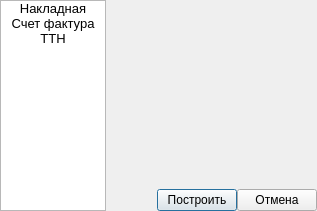
Old version of the form ui/order_doc_list.ui in the repository Meller008/CRM-Avi.
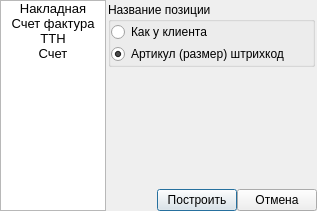
New version of the form. The open tabs and pages were chosen to show the change.

The edit to the form file:
```diff
--- a/ui/order_doc_list.ui
+++ b/ui/order_doc_list.ui
@@ -7,7 +7,7 @@
     <x>0</x>
     <y>0</y>
     <width>317</width>
-    <height>182</height>
+    <height>193</height>
    </rect>
   </property>
   <property name="windowTitle">
@@ -432,6 +432,88 @@
        </item>
       </layout>
      </widget>
+     <widget class="QWidget" name="page_5">
+      <layout class="QGridLayout" name="gridLayout_12">
+       <property name="leftMargin">
+        <number>2</number>
+       </property>
+       <property name="topMargin">
+        <number>2</number>
+       </property>
+       <property name="rightMargin">
+        <number>2</number>
+       </property>
+       <property name="bottomMargin">
+        <number>2</number>
+       </property>
+       <property name="horizontalSpacing">
+        <number>2</number>
+       </property>
+       <property name="verticalSpacing">
+        <number>5</number>
+       </property>
+       <item row="0" column="0">
+        <widget class="QGroupBox" name="groupBox_7">
+         <property name="title">
+          <string>Название позиции</string>
+         </property>
+         <layout class="QGridLayout" name="gridLayout_11">
+          <property name="leftMargin">
+           <number>0</number>
+          </property>
+          <property name="topMargin">
+           <number>0</number>
+          </property>
+          <property name="rightMargin">
+           <number>0</number>
+          </property>
+          <property name="bottomMargin">
+           <number>0</number>
+          </property>
+          <property name="horizontalSpacing">
+           <number>0</number>
+          </property>
+          <property name="verticalSpacing">
+           <number>2</number>
+          </property>
+          <item row="0" column="0">
+           <widget class="QRadioButton" name="rb_score_name_1">
+            <property name="text">
+             <string>Как у клиента</string>
+            </property>
+            <property name="checked">
+             <bool>false</bool>
+            </property>
+           </widget>
+          </item>
+          <item row="1" column="0">
+           <widget class="QRadioButton" name="rb_score_name_2">
+            <property name="text">
+             <string>Артикул (размер) штрихкод</string>
+            </property>
+            <property name="checked">
+             <bool>true</bool>
+            </property>
+           </widget>
+          </item>
+         </layout>
+        </widget>
+       </item>
+       <item row="1" column="0">
+        <spacer name="verticalSpacer_4">
+         <property name="orientation">
+          <enum>Qt::Vertical</enum>
+         </property>
+         <property name="sizeHint" stdset="0">
+          <size>
+           <width>20</width>
+           <height>40</height>
+          </size>
+         </property>
+        </spacer>
+       </item>
+      </layout>
+     </widget>
     </widget>
    </item>
    <item row="1" column="1">
@@ -500,6 +582,14 @@
        <set>AlignCenter</set>
       </property>
      </item>
+     <item>
+      <property name="text">
+       <string>Счет</string>
+      </property>
+      <property name="textAlignment">
+       <set>AlignCenter</set>
+      </property>
+     </item>
     </widget>
    </item>
   </layout>
```
